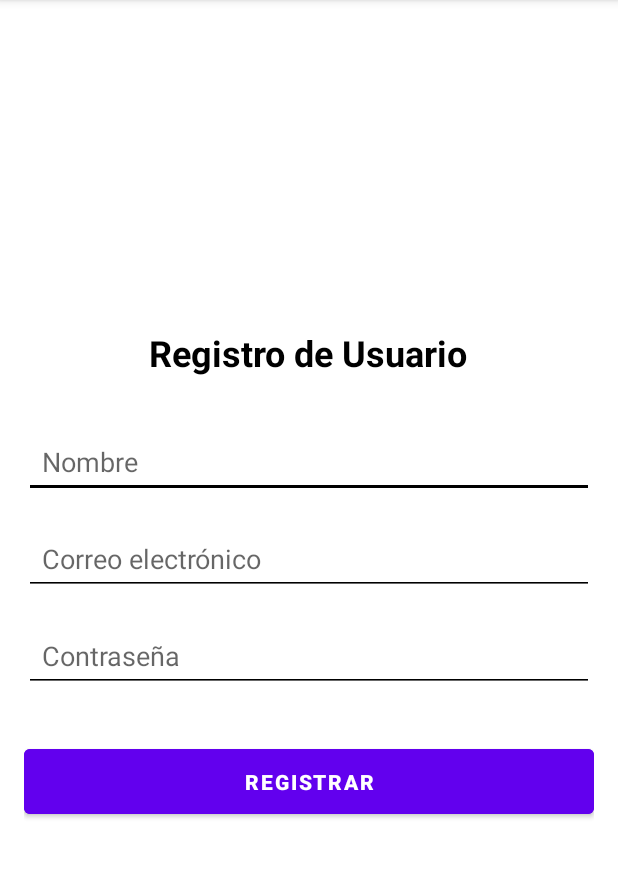
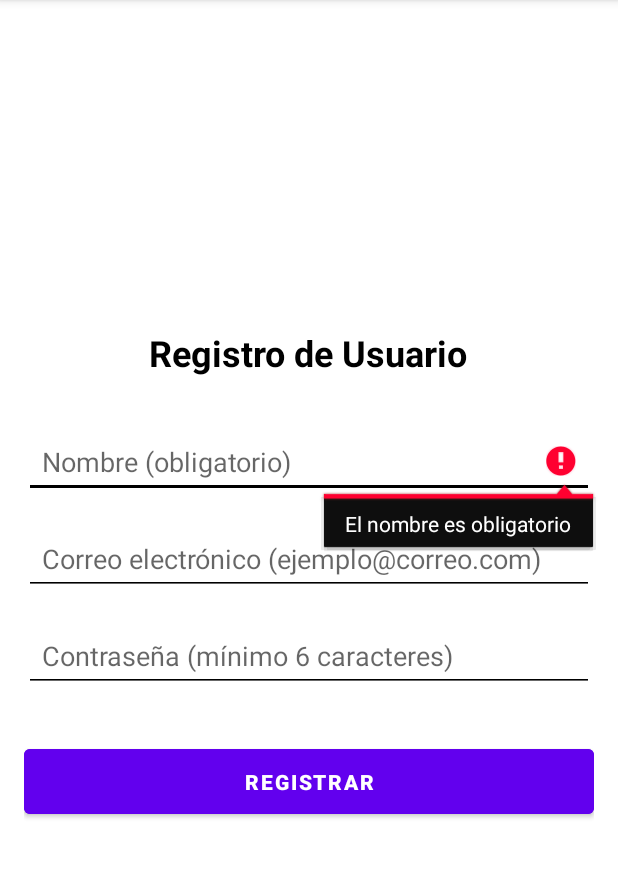
Before and after one commit to app-ventas/ReciclajeApp, an Android app: the RegistrarUsuario screen opened directly, with no data from a screen before it, after a tap on "REGISTRAR", on a phone screen of 412 x 824 dp, the part 84-962 px from its top. Run offline under Robolectric (Android 15) with nearby library versions, the phone set to English and light mode, and no system bars; our stand-ins replace Firebase (no records; nobody signed in at launch, a user with empty details on screens opened directly).

Commit message:
Consulta y registro de usuarios
Guardar y consultar registro en tabla de usuarios de la base de datos de Firebase

```diff
--- /dev/null
+++ b/app/src/main/java/com/kotlin/mobile/reciclajeapp/model/GenericCallback.kt
@@ -0,0 +1,6 @@
+package com.kotlin.mobile.reciclajeapp.model
+
+interface GenericCallback<T> {
+    fun onSuccess(result: T)
+    fun onError(error: String)
+}
--- a/app/src/main/java/com/kotlin/mobile/reciclajeapp/ui/RegistrarUsuario.kt
+++ b/app/src/main/java/com/kotlin/mobile/reciclajeapp/ui/RegistrarUsuario.kt
@@ -2,6 +2,8 @@ package com.kotlin.mobile.reciclajeapp.ui
 
 import android.content.Intent
 import android.os.Bundle
+import android.util.Patterns
+import android.view.View
 import android.widget.Button
 import android.widget.EditText
 import android.widget.Toast
@@ -11,6 +13,10 @@ import com.google.firebase.auth.ktx.auth
 import com.google.firebase.ktx.Firebase
 import com.kotlin.mobile.reciclajeapp.LoginActivity
 import com.kotlin.mobile.reciclajeapp.R
+import com.kotlin.mobile.reciclajeapp.model.GenericCallback
+import com.kotlin.mobile.reciclajeapp.model.Usuario
+import com.kotlin.mobile.reciclajeapp.services.UsuarioServicioFirebase
+
 
 class RegistrarUsuario : AppCompatActivity() {
 
@@ -23,42 +29,70 @@ class RegistrarUsuario : AppCompatActivity() {
         // Initialize Firebase Auth
         auth = Firebase.auth
 
+        val registrarButton = findViewById<Button>(R.id.btn_register)
+        registrarButton.setOnClickListener { v: View? -> onRegisterClick() }
+}
+
+    fun onRegisterClick() {
         // Obtener las vistas del layout
-        val nameEditText = findViewById<EditText>(R.id.et_name)
+        val nombreEditText = findViewById<EditText>(R.id.et_name)
         val emailEditText = findViewById<EditText>(R.id.et_email)
         val passwordEditText = findViewById<EditText>(R.id.et_password)
-        val registerButton = findViewById<Button>(R.id.btn_register)
 
-        // Acción del botón de registro
-        registerButton.setOnClickListener {
-            val name = nameEditText.text.toString()
-            val email = emailEditText.text.toString()
-            val password = passwordEditText.text.toString()
 
-            // Validar los campos y mostrar un mensaje (esto puede ser personalizado)
-            if (name.isEmpty() || email.isEmpty() || password.isEmpty()) {
-                Toast.makeText(this, "Todos los campos son obligatorios", Toast.LENGTH_SHORT).show()
-            } else {
-                // Lógica para registrar al usuario
-                registrarUsuarioFirebase(name,password, email);
-            }
+        val nombre: String = nombreEditText.getText().toString().trim()
+        val email: String = emailEditText.getText().toString().trim()
+        val password: String = passwordEditText.getText().toString()
+        if (nombre.isEmpty()) {
+            nombreEditText.setError("El nombre es obligatorio")
+            nombreEditText.requestFocus()
+            return
         }
+        if (!Patterns.EMAIL_ADDRESS.matcher(email).matches()) {
+            emailEditText.setError("Introduce un correo electrónico válido")
+            emailEditText.requestFocus()
+            return
+        }
+        if (password.length < 6) {
+            passwordEditText.setError("La contraseña debe tener al menos 6 caracteres")
+            passwordEditText.requestFocus()
+            return
+        }
+
+        // Lógica para registrar al usuario en firebase
+        registrarUsuarioFirebase(nombre,password, email);
     }
 
-    private fun registrarUsuarioFirebase(name: String, password: String, email: String) {
+    private fun registrarUsuarioFirebase(nombre: String, password: String, email: String) {
         auth.createUserWithEmailAndPassword(email, password)
             .addOnCompleteListener(this) { task ->
                 if (task.isSuccessful) {
                     Toast.makeText(this, "Registro exitoso", Toast.LENGTH_SHORT).show()
                     val user = auth.currentUser
-                    // Si el login es exitoso, ir a la siguiente actividad
-                    val intent = Intent(this@RegistrarUsuario, LoginActivity::class.java)
-                    startActivity(intent)
-                    finish() // Opcional: Finaliza la actividad actual para que no se pueda volver con el botón de retroceso
+                    val uid = user?.uid ?: ""
+
+                    UsuarioServicioFirebase.crearUsuario(uid, nombre, email, object : GenericCallback<Usuario?> {
+                        override fun onSuccess(result: Usuario?) {
+                            // Aquí manejas lo que pasa cuando se guarda exitosamente
+                            println("Usuario guardado correctamente.")
+
+                            // Si el login es exitoso, ir a la siguiente actividad
+                            val intent = Intent(this@RegistrarUsuario, LoginActivity::class.java)
+                            startActivity(intent)
+                            finish() // Opcional: Finaliza la actividad actual para que no se pueda volver con el botón de retroceso
+                        }
+
+                        override fun onError(error: String) {
+                            // Aquí manejas lo que pasa cuando hay un error
+                            println("Error al guardar usuario: $error")
+                        }
+                    })
+
+
 
                 } else {
                     // If sign in fails, display a message to the user.
-                    Toast.makeText(baseContext,"Authentication failed.",Toast.LENGTH_SHORT,).show()
+                    Toast.makeText(baseContext, "Authentication failed.", Toast.LENGTH_SHORT).show()
                 }
             }
     }
--- a/app/src/main/res/layout/activity_registrar_usuario.xml
+++ b/app/src/main/res/layout/activity_registrar_usuario.xml
@@ -18,44 +18,38 @@
         android:layout_marginBottom="32dp"
         android:textColor="@color/black" />
 
-    <!-- Campo para el nombre del usuario -->
+    <!-- Campo para el nombre del usuario (se mostrará un error si está vacío en el código) -->
     <EditText
         android:id="@+id/et_name"
         android:layout_width="match_parent"
         android:layout_height="wrap_content"
-        android:hint="Nombre"
+        android:hint="Nombre (obligatorio)"
         android:inputType="textPersonName"
         android:padding="12dp"
         android:backgroundTint="@color/black"
-        android:layout_marginBottom="16dp"
-        android:importantForAccessibility="yes"
-        android:focusable="true" />
+        android:layout_marginBottom="16dp" />
 
     <!-- Campo para el email -->
     <EditText
         android:id="@+id/et_email"
         android:layout_width="match_parent"
         android:layout_height="wrap_content"
-        android:hint="Correo electrónico"
+        android:hint="Correo electrónico (ejemplo@correo.com)"
         android:inputType="textEmailAddress"
         android:padding="12dp"
         android:backgroundTint="@color/black"
-        android:layout_marginBottom="16dp"
-        android:importantForAccessibility="yes"
-        android:focusable="true" />
+        android:layout_marginBottom="16dp" />
 
     <!-- Campo para la contraseña -->
     <EditText
         android:id="@+id/et_password"
         android:layout_width="match_parent"
         android:layout_height="wrap_content"
-        android:hint="Contraseña"
+        android:hint="Contraseña (mínimo 6 caracteres)"
         android:inputType="textPassword"
         android:padding="12dp"
         android:backgroundTint="@color/black"
-        android:layout_marginBottom="32dp"
-        android:importantForAccessibility="yes"
-        android:focusable="true" />
+        android:layout_marginBottom="32dp" />
 
     <!-- Botón de registro -->
     <Button
--- a/app/src/main/res/layout/nav_header_main.xml
+++ b/app/src/main/res/layout/nav_header_main.xml
@@ -21,14 +21,15 @@
         app:srcCompat="@mipmap/ic_launcher_round" />
 
     <TextView
+        android:id="@+id/tv_header_title"
         android:layout_width="match_parent"
         android:layout_height="wrap_content"
         android:paddingTop="@dimen/nav_header_vertical_spacing"
-        android:text="@string/nav_header_title"
+        android:text="@string/app_name"
         android:textAppearance="@style/TextAppearance.AppCompat.Body1" />
 
     <TextView
-        android:id="@+id/textView"
+        android:id="@+id/tv_bienvenida_usuario"
         android:layout_width="wrap_content"
         android:layout_height="wrap_content"
         android:text="@string/nav_header_subtitle" />
--- a/app/src/main/res/values/strings.xml
+++ b/app/src/main/res/values/strings.xml
@@ -2,7 +2,6 @@
     <string name="app_name">ReciclajeApp</string>
     <string name="navigation_drawer_open">Open navigation drawer</string>
     <string name="navigation_drawer_close">Close navigation drawer</string>
-    <string name="nav_header_title">Android Studio</string>
     <string name="nav_header_subtitle">android.studio@android.com</string>
     <string name="nav_header_desc">Navigation header</string>
     <string name="action_settings">Settings</string>
```
Also changed, not shown: app/src/main/java/com/kotlin/mobile/reciclajeapp/LoginActivity.kt (+23 -4 lines), app/src/main/java/com/kotlin/mobile/reciclajeapp/MainActivity.kt (+56 -17 lines), app/src/main/java/com/kotlin/mobile/reciclajeapp/NewUserActivity.kt (deleted, +0 -11 lines), app/src/main/java/com/kotlin/mobile/reciclajeapp/model/Usuario.kt (added, +10 -0 lines), app/src/main/java/com/kotlin/mobile/reciclajeapp/services/LoginService.kt (deleted, +0 -42 lines), app/src/main/java/com/kotlin/mobile/reciclajeapp/services/UsuarioServicioFirebase.kt (added, +58 -0 lines), app/src/main/res/layout/activity_new_user.xml (deleted, +0 -9 lines).
